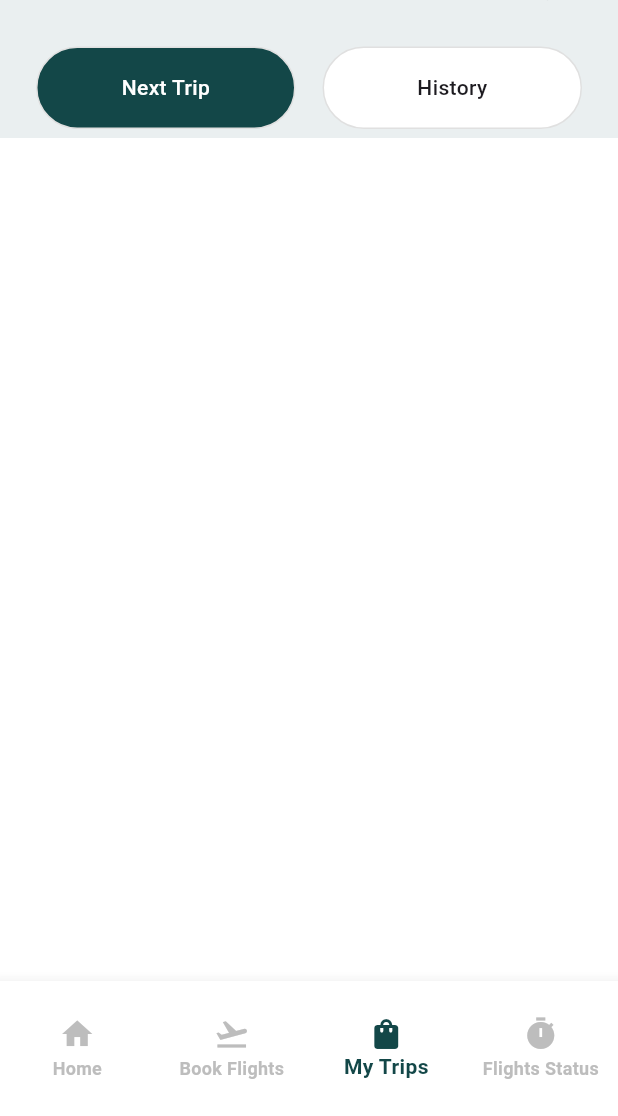
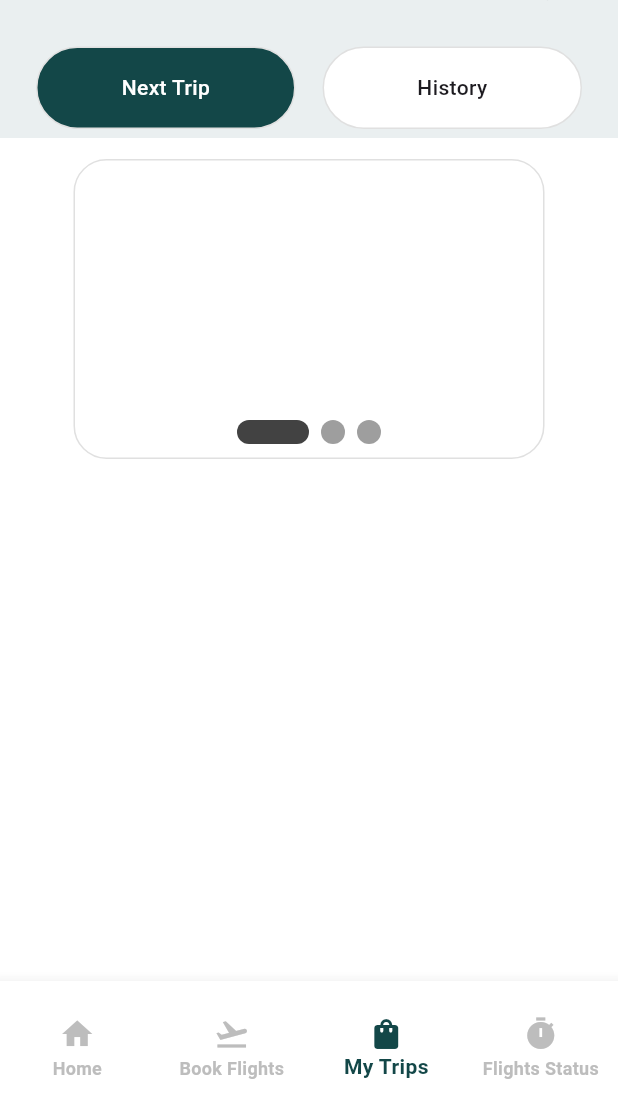
Before and after one commit to namanmahajan2020/Flight-Booking-app-ui, a Flutter app: the screen it shows after launch, item 3 of the bottom bar chosen, on a phone screen of 412 x 824 dp, the part 120-1236 px from its top. Run offline on Flutter 3.47's test engine with Material 3 defaults, Android fonts, the phone set to English and light mode, and no system bars; drawn by our look-alikes of smooth_page_indicator.

Commit message:
smooth page cards scroll

```diff
--- /dev/null
+++ b/lib/components/cards.dart
@@ -0,0 +1,21 @@
+import 'package:flutter/material.dart';
+
+class MyCard extends StatelessWidget {
+  final String image;
+
+  const MyCard({super.key, required this.image});
+  @override
+  Widget build(BuildContext context) {
+    return Padding(
+      padding: const EdgeInsets.symmetric(horizontal: 25.0),
+      child: Container(
+        width: 300,
+        padding: EdgeInsets.all(20),
+        decoration: BoxDecoration(
+          border: Border.all(color: Colors.grey[300] ?? Colors.grey, width: 1),
+          borderRadius: BorderRadius.circular(22),
+        ),
+      ),
+    );
+  }
+}
--- a/lib/pages/My_trips.dart
+++ b/lib/pages/My_trips.dart
@@ -1,9 +1,17 @@
+import 'package:flight_booking/components/cards.dart';
 import 'package:flight_booking/components/places_template.dart';
 import 'package:flutter/material.dart';
+import 'package:smooth_page_indicator/smooth_page_indicator.dart';
 
-class MyTrips extends StatelessWidget {
+class MyTrips extends StatefulWidget {
   const MyTrips({super.key});
 
+  @override
+  State<MyTrips> createState() => _MyTripsState();
+}
+
+class _MyTripsState extends State<MyTrips> {
+  final PageController _controller = PageController();
   @override
   Widget build(BuildContext context) {
     return Scaffold(
@@ -106,6 +114,30 @@ class MyTrips extends StatelessWidget {
                         ),
                       ],
                     ),
+                    SizedBox(height: 20),
+                    Container(
+                      height: 200,
+                      child: Stack(
+                        alignment: Alignment.bottomCenter,
+                        children: [
+                          PageView(
+                            scrollDirection: Axis.horizontal,
+                            controller: _controller,
+                            children: [MyCard(image: "image")],
+                          ),
+                          Positioned(
+                            bottom: 10,
+                            child: SmoothPageIndicator(
+                              controller: _controller,
+                              count: 3,
+                              effect: ExpandingDotsEffect(
+                                activeDotColor: Colors.grey.shade800,
+                              ),
+                            ),
+                          ),
+                        ],
+                      ),
+                    ),
                   ],
                 ),
               ),
--- a/pubspec.yaml
+++ b/pubspec.yaml
@@ -34,6 +34,7 @@ dependencies:
   # The following adds the Cupertino Icons font to your application.
   # Use with the CupertinoIcons class for iOS style icons.
   cupertino_icons: ^1.0.8
+  smooth_page_indicator: ^1.2.1
   google_nav_bar: ^5.0.6
   provider:
 
```
Also changed, not shown: pubspec.lock.
